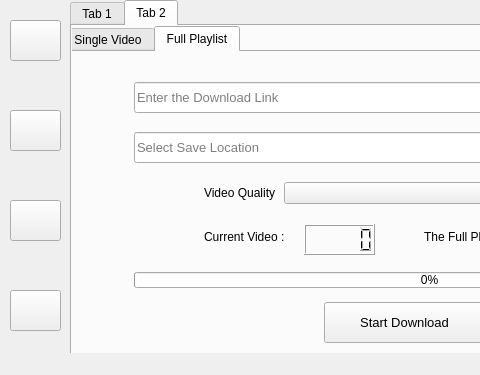
Above: main.ui from gautamsood15/download_manager before the change; both pictures show x 0 to 480 and y 0 to 375 of the 874 by 375 pixel window. Below: the same form after it.
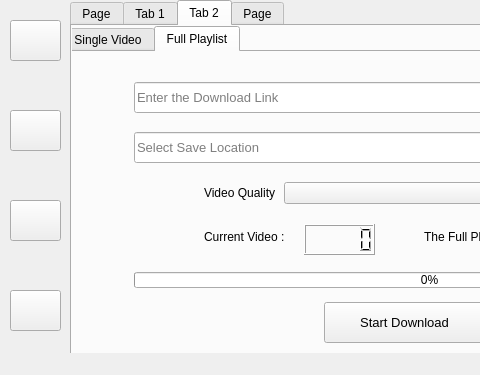
That is the form after the change. The open tabs and pages were chosen to show the change. Icons and pictures are not drawn.

Commit message: Basic template for UI CHANES METHODS

Patch:
```diff
--- a/main.ui
+++ b/main.ui
@@ -26,6 +26,11 @@
     <property name="currentIndex">
      <number>1</number>
     </property>
+    <widget class="QWidget" name="tab_5">
+     <attribute name="title">
+      <string>Page</string>
+     </attribute>
+    </widget>
     <widget class="QWidget" name="tab">
      <attribute name="title">
       <string>Tab 1</string>
@@ -531,6 +536,11 @@
       </widget>
      </widget>
     </widget>
+    <widget class="QWidget" name="tab_6">
+     <attribute name="title">
+      <string>Page</string>
+     </attribute>
+    </widget>
    </widget>
    <widget class="QPushButton" name="pushButton_6">
     <property name="geometry">
```
Left out of the diff: 2 changed lines with no effect on the pictures. The commit also changes 1 other file.
